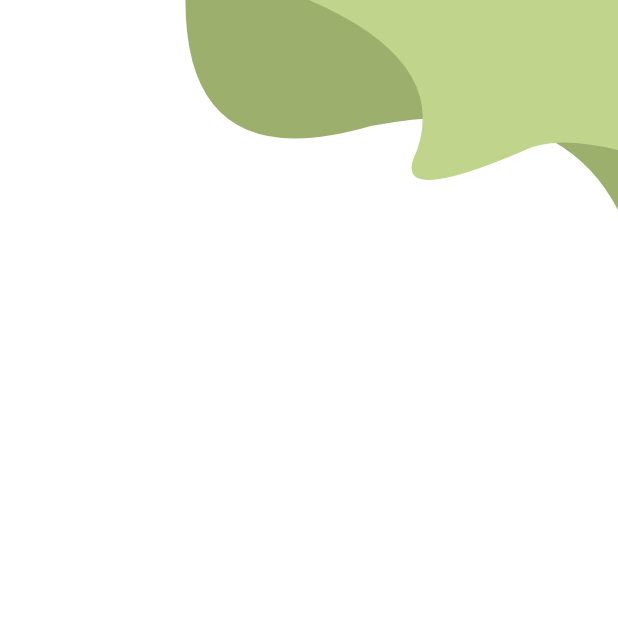
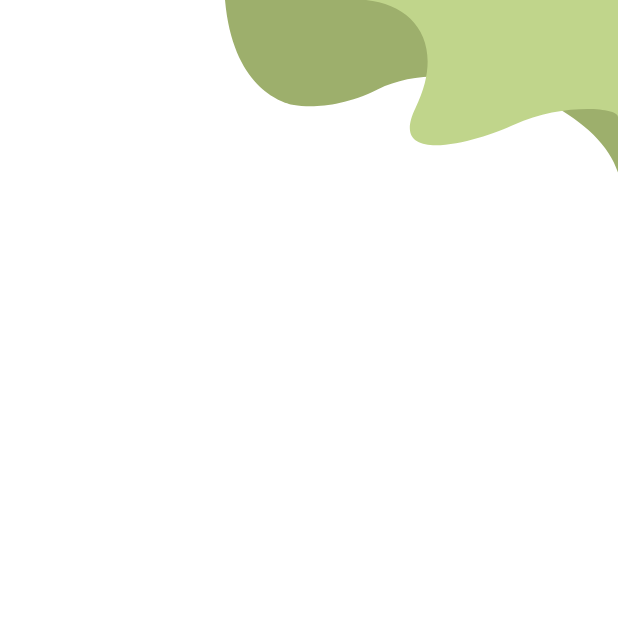
Before and after one commit to 92Andy/my_plant, a Flutter app: the screen it shows after launch, on a phone screen of 412 x 824 dp, the top half of it. Run offline on Flutter 3.47's test engine with Material 2 defaults, Android fonts, the light colour scheme and no system bars; our stand-ins replace flutter_svg.

Commit message:
#3: Added svg assets for top left shapes

```diff
--- a/lib/login/login_page.dart
+++ b/lib/login/login_page.dart
@@ -1,4 +1,5 @@
 import 'package:flutter/material.dart';
+import 'package:flutter_svg/svg.dart';
 import 'package:my_plant/constants/my_plant_colors.dart';
 
 class LoginPage extends StatelessWidget {
@@ -8,9 +9,23 @@ class LoginPage extends StatelessWidget {
   Widget build(BuildContext context) {
     return Scaffold(
       body: Stack(
-        children: const [
-          TopLeftLoginBackgroundShape(),
-          TopLeftLoginForegroundShape(),
+        children: [
+          /*TopLeftLoginBackgroundShape(),
+          TopLeftLoginForegroundShape(),*/
+          Align(
+            alignment: Alignment.topRight,
+            child: SvgPicture.asset(
+              'assets/topLeftBackgroundShape.svg',
+              color: MyPlantColors.greenSmoke,
+            ),
+          ),
+          Align(
+            alignment: Alignment.topRight,
+            child: SvgPicture.asset(
+              'assets/topLeftForegroundShape.svg',
+              color: MyPlantColors.deco,
+            ),
+          ),
         ],
       ),
     );
--- a/pubspec.yaml
+++ b/pubspec.yaml
@@ -13,6 +13,7 @@ dependencies:
     sdk: flutter
 
   cupertino_icons: ^1.0.2
+  flutter_svg: ^1.1.6
 
 dev_dependencies:
   flutter_test:
@@ -21,5 +22,6 @@ dev_dependencies:
   flutter_lints: ^2.0.0
 
 flutter:
-
   uses-material-design: true
+  assets:
+    - assets/
```
Also changed, not shown: assets/topLeftBackgroundShape.svg (added), assets/topLeftForegroundShape.svg (added), pubspec.lock.
